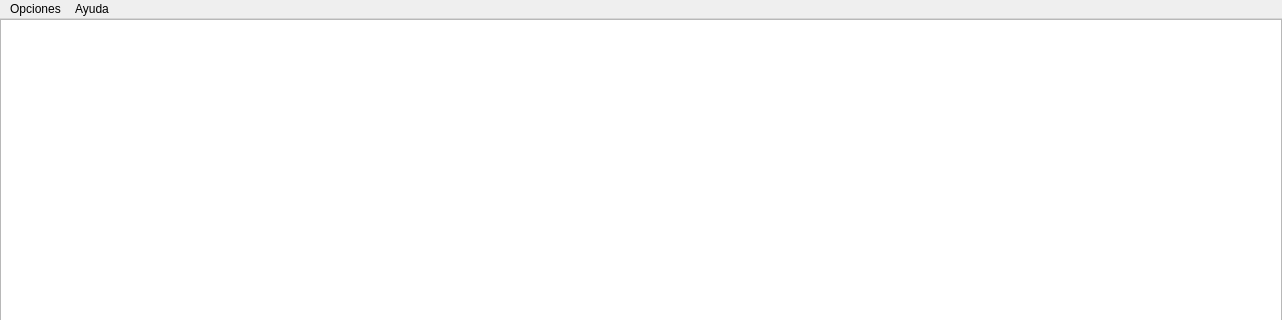
Above: multiplayer.ui from walter-agf/videojuego before the change; both pictures show x 0 to 1282 and y 0 to 320 of the 1282 by 780 pixel window. Below: the same form after it.
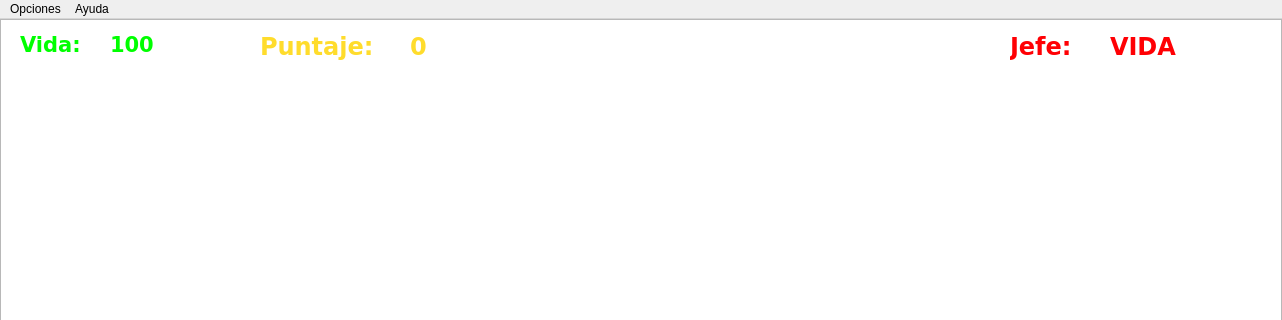
That is the form after the change.

```diff
--- a/multiplayer.ui
+++ b/multiplayer.ui
@@ -48,6 +48,180 @@
      </size>
     </property>
    </widget>
+   <widget class="QLabel" name="vida">
+    <property name="geometry">
+     <rect>
+      <x>110</x>
+      <y>10</y>
+      <width>137</width>
+      <height>32</height>
+     </rect>
+    </property>
+    <property name="font">
+     <font>
+      <family>Verdana</family>
+      <pointsize>18</pointsize>
+      <weight>9</weight>
+      <italic>false</italic>
+      <bold>false</bold>
+     </font>
+    </property>
+    <property name="mouseTracking">
+     <bool>true</bool>
+    </property>
+    <property name="styleSheet">
+     <string notr="true">font: 75 18pt 'Verdana';
+color: rgb(0, 255, 0);</string>
+    </property>
+    <property name="text">
+     <string>&lt;html&gt;&lt;head/&gt;&lt;body&gt;&lt;p&gt;&lt;span style=&quot; font-size:16pt; font-weight:600; color:#00ff00;&quot;&gt;100&lt;/span&gt;&lt;/p&gt;&lt;/body&gt;&lt;/html&gt;</string>
+    </property>
+   </widget>
+   <widget class="QLabel" name="puntuacion">
+    <property name="geometry">
+     <rect>
+      <x>410</x>
+      <y>10</y>
+      <width>113</width>
+      <height>36</height>
+     </rect>
+    </property>
+    <property name="font">
+     <font>
+      <family>Verdana</family>
+      <pointsize>18</pointsize>
+      <weight>9</weight>
+      <italic>false</italic>
+      <bold>false</bold>
+     </font>
+    </property>
+    <property name="mouseTracking">
+     <bool>true</bool>
+    </property>
+    <property name="styleSheet">
+     <string notr="true">font: 75 18pt 'Verdana';
+color: rgb(255, 220, 44);</string>
+    </property>
+    <property name="text">
+     <string>&lt;html&gt;&lt;head/&gt;&lt;body&gt;&lt;p&gt;&lt;span style=&quot; font-weight:600; color:#ffdc2c;&quot;&gt;0&lt;/span&gt;&lt;/p&gt;&lt;/body&gt;&lt;/html&gt;</string>
+    </property>
+   </widget>
+   <widget class="QLabel" name="name_3">
+    <property name="geometry">
+     <rect>
+      <x>1010</x>
+      <y>10</y>
+      <width>142</width>
+      <height>36</height>
+     </rect>
+    </property>
+    <property name="font">
+     <font>
+      <family>Verdana</family>
+      <pointsize>18</pointsize>
+      <weight>9</weight>
+      <italic>false</italic>
+      <bold>false</bold>
+     </font>
+    </property>
+    <property name="mouseTracking">
+     <bool>true</bool>
+    </property>
+    <property name="styleSheet">
+     <string notr="true">font: 75 18pt 'Verdana';
+color: rgb(255, 0, 4);</string>
+    </property>
+    <property name="text">
+     <string>&lt;html&gt;&lt;head/&gt;&lt;body&gt;&lt;p&gt;&lt;span style=&quot; font-weight:600; color:#ff0004;&quot;&gt;Jefe:&lt;/span&gt;&lt;/p&gt;&lt;/body&gt;&lt;/html&gt;</string>
+    </property>
+   </widget>
+   <widget class="QLabel" name="name_2">
+    <property name="geometry">
+     <rect>
+      <x>260</x>
+      <y>10</y>
+      <width>142</width>
+      <height>36</height>
+     </rect>
+    </property>
+    <property name="font">
+     <font>
+      <family>Verdana</family>
+      <pointsize>18</pointsize>
+      <weight>9</weight>
+      <italic>false</italic>
+      <bold>false</bold>
+     </font>
+    </property>
+    <property name="mouseTracking">
+     <bool>true</bool>
+    </property>
+    <property name="styleSheet">
+     <string notr="true">font: 75 18pt 'Verdana';
+color: rgb(0, 255, 0);</string>
+    </property>
+    <property name="text">
+     <string>&lt;html&gt;&lt;head/&gt;&lt;body&gt;&lt;p&gt;&lt;span style=&quot; font-weight:600; color:#ffdc2c;&quot;&gt;Puntaje:&lt;/span&gt;&lt;/p&gt;&lt;/body&gt;&lt;/html&gt;</string>
+    </property>
+   </widget>
+   <widget class="QLabel" name="vida_jefe">
+    <property name="geometry">
+     <rect>
+      <x>1110</x>
+      <y>10</y>
+      <width>113</width>
+      <height>36</height>
+     </rect>
+    </property>
+    <property name="font">
+     <font>
+      <family>Verdana</family>
+      <pointsize>18</pointsize>
+      <weight>9</weight>
+      <italic>false</italic>
+      <bold>false</bold>
+     </font>
+    </property>
+    <property name="mouseTracking">
+     <bool>true</bool>
+    </property>
+    <property name="styleSheet">
+     <string notr="true">font: 75 18pt 'Verdana';
+color: rgb(255, 0, 4);</string>
+    </property>
+    <property name="text">
+     <string>&lt;html&gt;&lt;head/&gt;&lt;body&gt;&lt;p&gt;&lt;span style=&quot; font-weight:600; color:#ff0004;&quot;&gt;VIDA&lt;/span&gt;&lt;/p&gt;&lt;/body&gt;&lt;/html&gt;</string>
+    </property>
+   </widget>
+   <widget class="QLabel" name="name_1">
+    <property name="geometry">
+     <rect>
+      <x>20</x>
+      <y>10</y>
+      <width>87</width>
+      <height>32</height>
+     </rect>
+    </property>
+    <property name="font">
+     <font>
+      <family>Verdana</family>
+      <pointsize>18</pointsize>
+      <weight>9</weight>
+      <italic>false</italic>
+      <bold>false</bold>
+     </font>
+    </property>
+    <property name="mouseTracking">
+     <bool>true</bool>
+    </property>
+    <property name="styleSheet">
+     <string notr="true">font: 75 18pt 'Verdana';
+color: rgb(0, 255, 0);</string>
+    </property>
+    <property name="text">
+     <string>&lt;html&gt;&lt;head/&gt;&lt;body&gt;&lt;p&gt;&lt;span style=&quot; font-size:16pt; font-weight:600; color:#00ff00;&quot;&gt;Vida: &lt;/span&gt;&lt;/p&gt;&lt;/body&gt;&lt;/html&gt;</string>
+    </property>
+   </widget>
   </widget>
   <widget class="QMenuBar" name="menubar">
    <property name="geometry">
```
Left out of the diff: 12 changed lines with no effect on the pictures.
